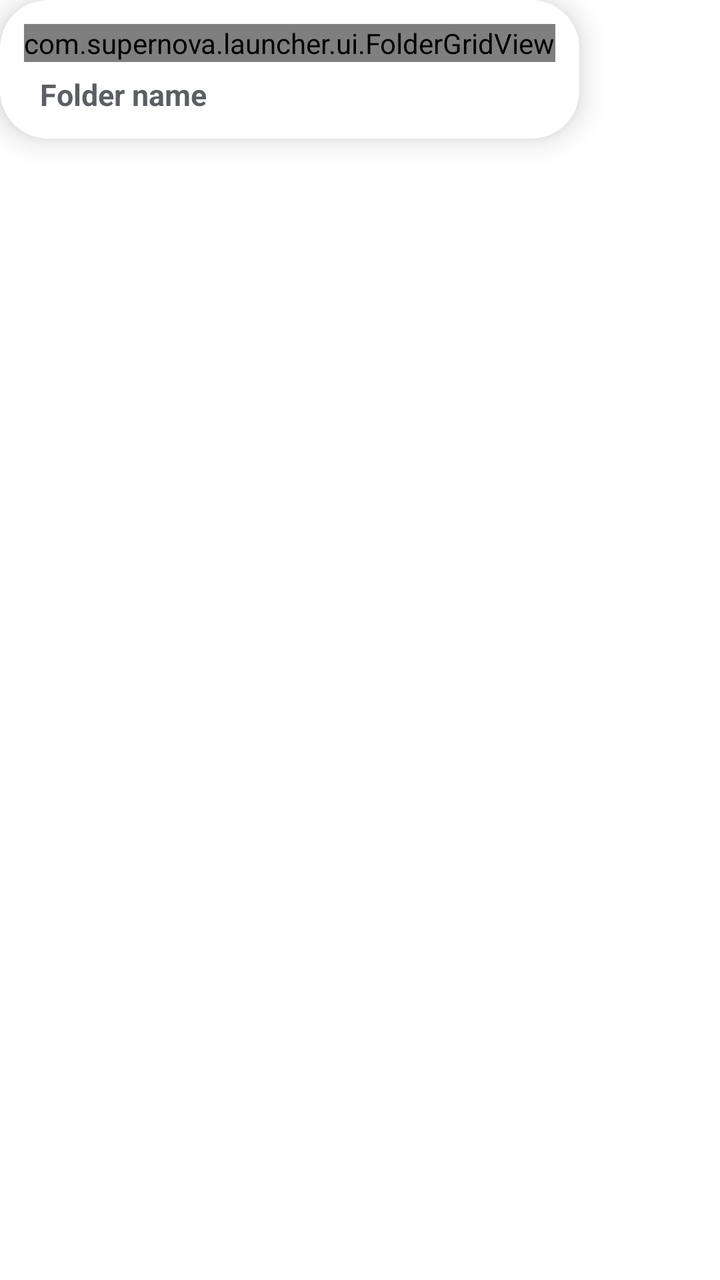
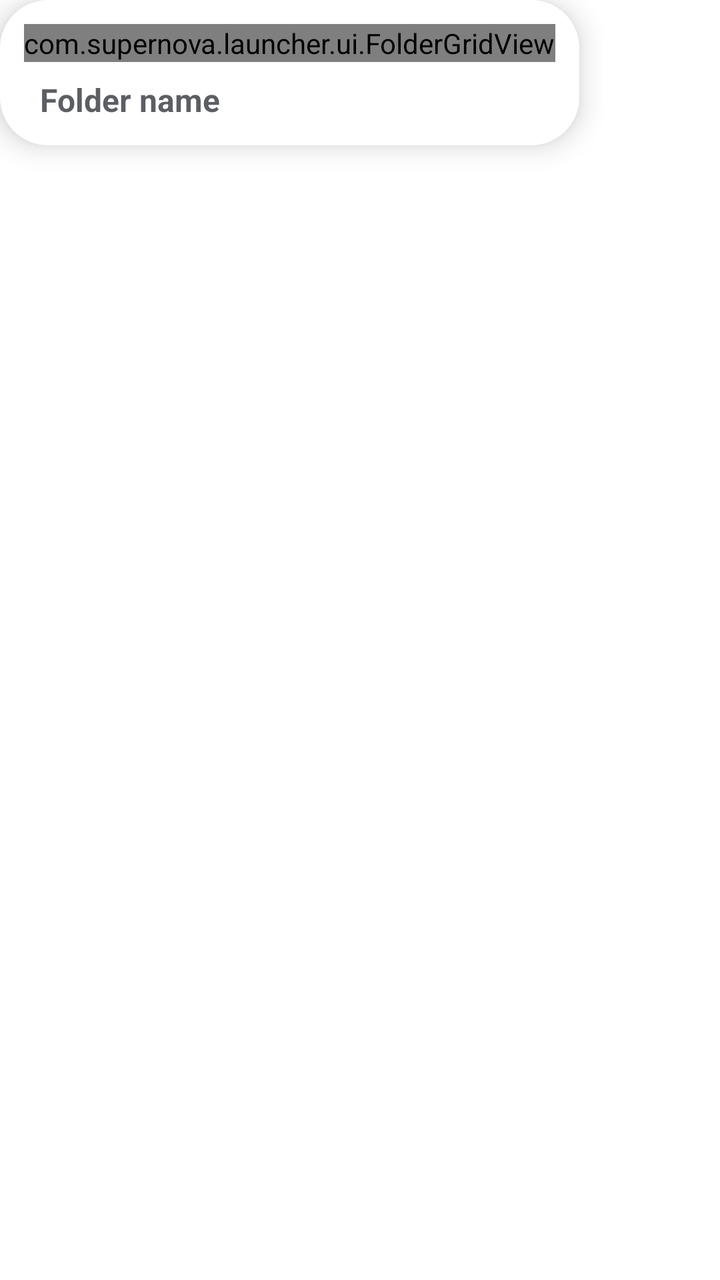

Compare the two renders of this Android layout. The source of the first and the diff that turns it into the second are given below.
<!-- AndroidManifest.xml: application theme Theme.Supernova -->
<!-- res/layout/popup_folder.xml -->
<?xml version="1.0" encoding="utf-8"?>
<FrameLayout xmlns:android="http://schemas.android.com/apk/res/android"
    xmlns:app="http://schemas.android.com/apk/res-auto"
    android:id="@+id/folderScrim"
    android:layout_width="wrap_content"
    android:layout_height="wrap_content">

    <LinearLayout
        android:id="@+id/folderCard"
        android:layout_width="wrap_content"
        android:layout_height="wrap_content"
        android:background="@drawable/bg_folder"
        android:elevation="8dp"
        android:orientation="vertical"
        android:padding="12dp">

        <com.supernova.launcher.ui.FolderGridView
            android:id="@+id/folderGrid"
            android:layout_width="wrap_content"
            android:layout_height="wrap_content"
            android:layout_gravity="center_horizontal" />

        
        <LinearLayout
            android:layout_width="match_parent"
            android:layout_height="wrap_content"
            android:gravity="center_vertical"
            android:orientation="horizontal">

            <EditText
                android:id="@+id/folderTitle"
                android:layout_width="0dp"
                android:layout_height="wrap_content"
                android:layout_weight="1"
                android:background="@android:color/transparent"
                android:hint="@string/folder_name"
                android:imeOptions="actionDone"
                android:importantForAutofill="no"
                android:inputType="textCapWords"
                android:maxLength="@integer/label_max_length"
                android:maxLines="1"
                android:paddingHorizontal="8dp"
                android:paddingTop="6dp"
                android:textColor="@color/textPrimary"
                android:textColorHint="@color/textSecondary"
                android:textSize="15sp"
                android:textStyle="bold" />

            
            <TextView
                android:id="@+id/folderCount"
                android:layout_width="wrap_content"
                android:layout_height="wrap_content"
                android:paddingHorizontal="4dp"
                android:paddingTop="6dp"
                android:textColor="@color/textSecondary"
                android:textSize="13sp"
                android:visibility="gone" />

            
            <TextView
                android:id="@+id/folderAction"
                style="@style/DrawerPrivateButton"
                android:paddingTop="6dp"
                android:visibility="gone" />

            <ImageView
                android:id="@+id/folderEditButton"
                android:layout_width="wrap_content"
                android:layout_height="wrap_content"
                android:background="?attr/selectableItemBackgroundBorderless"
                android:contentDescription="@string/folder_menu"
                android:padding="8dp"
                android:src="@drawable/ic_more_vert"
                app:tint="@color/textPrimary"
                android:visibility="gone" />
        </LinearLayout>
    </LinearLayout>
</FrameLayout>
<!-- resources referenced by this layout -->
<resources>
  <color name="textPrimary">#11161D</color>
  <color name="textSecondary">#B011161D</color>
  <integer name="label_max_length">30</integer>
  <style name="DrawerPrivateButton">
          <item name="android:layout_width">wrap_content</item>
          <item name="android:layout_height">48dp</item>
          <item name="android:gravity">center</item>
          <item name="android:paddingHorizontal">12dp</item>
          <item name="android:background">?attr/selectableItemBackground</item>
          <item name="android:textAppearance">@style/TextAppearance.Supernova.DrawerTab</item>
          <item name="android:textColor">@color/textPrimary</item>
      </style>
  <color name="drawerBackground">#FFFFFF</color>
  <style name="TextAppearance.Supernova.DrawerTab" parent="TextAppearance.MaterialComponents.Button">
          <item name="android:textSize">14sp</item>
          <item name="android:textAllCaps">false</item>
          <item name="android:fontFamily">sans-serif-medium</item>
          <item name="android:letterSpacing">0</item>
      </style>
  <color name="accent">#2E89FF</color>
  <color name="rippleHighlight">#1A000000</color>
  <style name="Widget.Supernova.Button" parent="Widget.MaterialComponents.Button">
          <item name="android:textAllCaps">false</item>
          <item name="android:textSize">15sp</item>
          <item name="android:fontFamily">sans-serif-medium</item>
          <item name="android:letterSpacing">0</item>
          <item name="android:minHeight">44dp</item>
          <item name="android:paddingStart">22dp</item>
          <item name="android:paddingEnd">22dp</item>
          <item name="cornerRadius">22dp</item>
          <item name="elevation">0dp</item>
          <item name="android:stateListAnimator">@null</item>
      </style>
  <style name="Widget.Supernova.Button.Text" parent="Widget.MaterialComponents.Button.TextButton">
          <item name="android:textAllCaps">false</item>
          <item name="android:textSize">15sp</item>
          <item name="android:fontFamily">sans-serif-medium</item>
          <item name="android:letterSpacing">0</item>
          <item name="android:minHeight">44dp</item>
          <item name="android:paddingStart">16dp</item>
          <item name="android:paddingEnd">16dp</item>
          <item name="cornerRadius">22dp</item>
      </style>
  <color name="surface">#FFFFFF</color>
  <color name="onAccent">#FFFFFFFF</color>
  <color name="accentBlue">#2E89FF</color>
  <color name="raised">#FFFFFF</color>
  <style name="TextAppearance.Supernova.DialogTitle" parent="MaterialAlertDialog.MaterialComponents.Title.Text">
          <item name="android:textColor">@color/textPrimary</item>
          <item name="android:textSize">22sp</item>
          <item name="android:fontFamily">sans-serif-medium</item>
      </style>
  <style name="TextAppearance.Supernova.DialogBody" parent="MaterialAlertDialog.MaterialComponents.Body.Text">
          <item name="android:textColor">@color/textSecondary</item>
          <item name="android:textSize">15sp</item>
          <item name="android:lineSpacingMultiplier">1.15</item>
      </style>
  <style name="Widget.Supernova.Button.Dialog" parent="Widget.MaterialComponents.Button.TextButton.Dialog">
          <item name="android:textAllCaps">false</item>
          <item name="android:textColor">?attr/colorAccentOnRaised</item>
          <item name="android:textSize">15sp</item>
          <item name="android:fontFamily">sans-serif-medium</item>
          <item name="android:letterSpacing">0</item>
          <item name="android:minHeight">44dp</item>
          <item name="cornerRadius">22dp</item>
      </style>
  <!-- unchanged entries left out for length: 19 -->
</resources>

<!-- the commit's change to res/layout/popup_folder.xml (unified diff, before → after) -->
@@ -12,7 +12,7 @@
         android:background="@drawable/bg_folder"
         android:elevation="8dp"
         android:orientation="vertical"
-        android:padding="12dp">
+        android:padding="@dimen/space_ms">
 
         <com.supernova.launcher.ui.FolderGridView
             android:id="@+id/folderGrid"
@@ -39,11 +39,11 @@
                 android:inputType="textCapWords"
                 android:maxLength="@integer/label_max_length"
                 android:maxLines="1"
-                android:paddingHorizontal="8dp"
-                android:paddingTop="6dp"
+                android:paddingHorizontal="@dimen/space_sm"
+                android:paddingTop="@dimen/space_sm"
                 android:textColor="@color/textPrimary"
                 android:textColorHint="@color/textSecondary"
-                android:textSize="15sp"
+                android:textSize="@dimen/text_body"
                 android:textStyle="bold" />
 
             
@@ -51,17 +51,17 @@
                 android:id="@+id/folderCount"
                 android:layout_width="wrap_content"
                 android:layout_height="wrap_content"
-                android:paddingHorizontal="4dp"
-                android:paddingTop="6dp"
+                android:paddingHorizontal="@dimen/space_xs"
+                android:paddingTop="@dimen/space_sm"
                 android:textColor="@color/textSecondary"
-                android:textSize="13sp"
+                android:textSize="@dimen/text_secondary"
                 android:visibility="gone" />
 
             
             <TextView
                 android:id="@+id/folderAction"
                 style="@style/DrawerPrivateButton"
-                android:paddingTop="6dp"
+                android:paddingTop="@dimen/space_sm"
                 android:visibility="gone" />
 
             <ImageView
@@ -70,7 +70,7 @@
                 android:layout_height="wrap_content"
                 android:background="?attr/selectableItemBackgroundBorderless"
                 android:contentDescription="@string/folder_menu"
-                android:padding="8dp"
+                android:padding="@dimen/space_sm"
                 android:src="@drawable/ic_more_vert"
                 app:tint="@color/textPrimary"
                 android:visibility="gone" />
<!-- resource entries referenced after the edit -->
@@ -2,19 +2,24 @@
 <resources>
   <color name="textPrimary">#11161D</color>
   <color name="textSecondary">#B011161D</color>
+  <dimen name="space_ms">12dp</dimen>
+  <dimen name="space_sm">8dp</dimen>
+  <dimen name="space_xs">4dp</dimen>
+  <dimen name="text_body">16sp</dimen>
+  <dimen name="text_secondary">14sp</dimen>
   <integer name="label_max_length">30</integer>
   <style name="DrawerPrivateButton">
           <item name="android:layout_width">wrap_content</item>
           <item name="android:layout_height">48dp</item>
           <item name="android:gravity">center</item>
-          <item name="android:paddingHorizontal">12dp</item>
+          <item name="android:paddingHorizontal">@dimen/space_ms</item>
           <item name="android:background">?attr/selectableItemBackground</item>
           <item name="android:textAppearance">@style/TextAppearance.Supernova.DrawerTab</item>
           <item name="android:textColor">@color/textPrimary</item>
       </style>
   <color name="drawerBackground">#FFFFFF</color>
   <style name="TextAppearance.Supernova.DrawerTab" parent="TextAppearance.MaterialComponents.Button">
-          <item name="android:textSize">14sp</item>
+          <item name="android:textSize">@dimen/text_secondary</item>
           <item name="android:textAllCaps">false</item>
           <item name="android:fontFamily">sans-serif-medium</item>
           <item name="android:letterSpacing">0</item>
@@ -23,7 +28,7 @@
   <color name="rippleHighlight">#1A000000</color>
   <style name="Widget.Supernova.Button" parent="Widget.MaterialComponents.Button">
           <item name="android:textAllCaps">false</item>
-          <item name="android:textSize">15sp</item>
+          <item name="android:textSize">@dimen/text_body</item>
           <item name="android:fontFamily">sans-serif-medium</item>
           <item name="android:letterSpacing">0</item>
           <item name="android:minHeight">44dp</item>
@@ -35,12 +40,12 @@
       </style>
   <style name="Widget.Supernova.Button.Text" parent="Widget.MaterialComponents.Button.TextButton">
           <item name="android:textAllCaps">false</item>
-          <item name="android:textSize">15sp</item>
+          <item name="android:textSize">@dimen/text_body</item>
           <item name="android:fontFamily">sans-serif-medium</item>
           <item name="android:letterSpacing">0</item>
           <item name="android:minHeight">44dp</item>
-          <item name="android:paddingStart">16dp</item>
-          <item name="android:paddingEnd">16dp</item>
+          <item name="android:paddingStart">@dimen/space_md</item>
+          <item name="android:paddingEnd">@dimen/space_md</item>
           <item name="cornerRadius">22dp</item>
       </style>
   <color name="surface">#FFFFFF</color>
@@ -49,23 +54,25 @@
   <color name="raised">#FFFFFF</color>
   <style name="TextAppearance.Supernova.DialogTitle" parent="MaterialAlertDialog.MaterialComponents.Title.Text">
           <item name="android:textColor">@color/textPrimary</item>
-          <item name="android:textSize">22sp</item>
+          <item name="android:textSize">@dimen/text_headline</item>
           <item name="android:fontFamily">sans-serif-medium</item>
       </style>
   <style name="TextAppearance.Supernova.DialogBody" parent="MaterialAlertDialog.MaterialComponents.Body.Text">
           <item name="android:textColor">@color/textSecondary</item>
-          <item name="android:textSize">15sp</item>
+          <item name="android:textSize">@dimen/text_body</item>
           <item name="android:lineSpacingMultiplier">1.15</item>
       </style>
   <style name="Widget.Supernova.Button.Dialog" parent="Widget.MaterialComponents.Button.TextButton.Dialog">
           <item name="android:textAllCaps">false</item>
           <item name="android:textColor">?attr/colorAccentOnRaised</item>
-          <item name="android:textSize">15sp</item>
+          <item name="android:textSize">@dimen/text_body</item>
           <item name="android:fontFamily">sans-serif-medium</item>
           <item name="android:letterSpacing">0</item>
           <item name="android:minHeight">44dp</item>
           <item name="cornerRadius">22dp</item>
       </style>
+  <dimen name="space_md">16dp</dimen>
+  <dimen name="text_headline">24sp</dimen>
   <!-- unchanged entries left out for length: 19 -->
 </resources>
 
